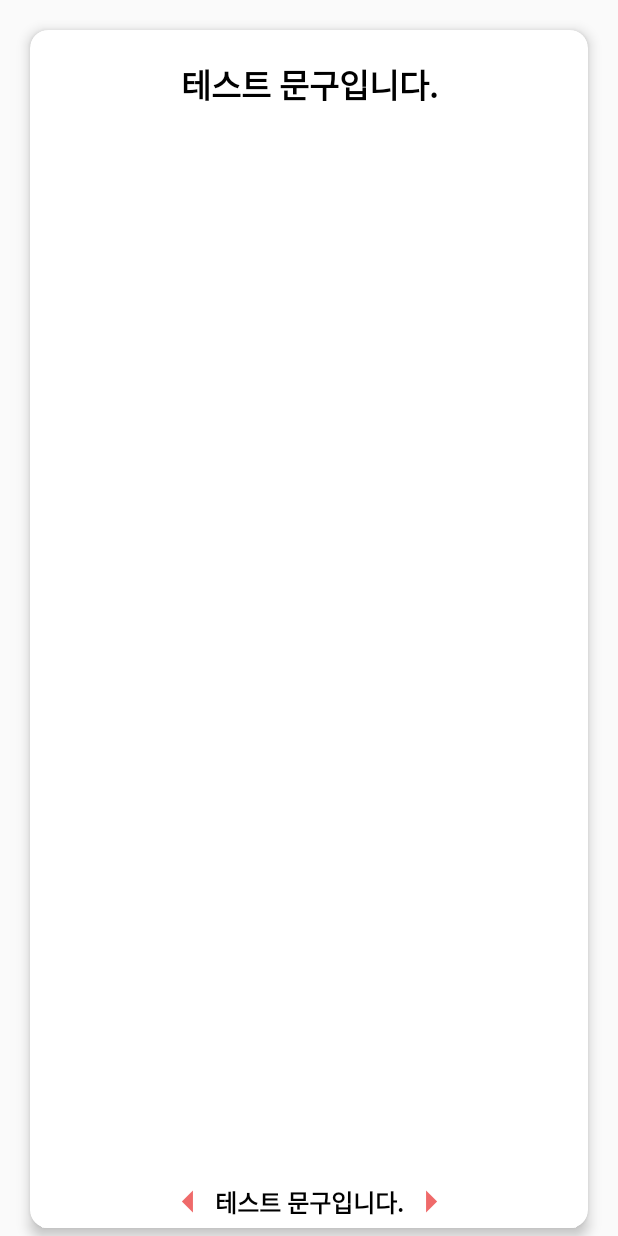
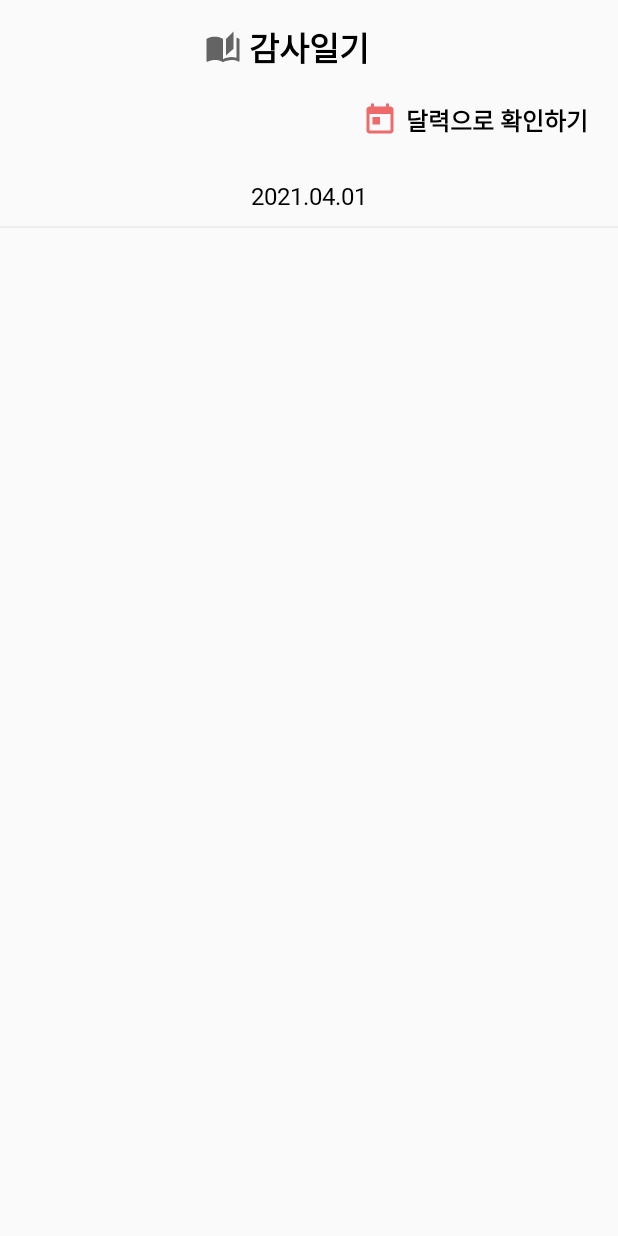
Before and after one commit to imcodding/thank_diary_android, an Android app: the layout fragment_history.xml on its own in the app's theme, with its tools: preview values and no code run, on a phone screen of 412 x 824 dp. Run offline under Robolectric (Android 15) with nearby library versions, the phone set to English and light mode, and no system bars.

Commit message:
UI 화면개발 - 히스토리(3)

```diff
--- /dev/null
+++ b/thankDiary/app/src/main/res/drawable/ic_calendar.xml
@@ -0,0 +1,9 @@
+<vector xmlns:android="http://schemas.android.com/apk/res/android"
+    android:width="24dp"
+    android:height="24dp"
+    android:viewportWidth="24"
+    android:viewportHeight="24">
+  <path
+      android:fillColor="@color/pink_dark"
+      android:pathData="M19,3h-1L18,1h-2v2L8,3L8,1L6,1v2L5,3c-1.11,0 -1.99,0.9 -1.99,2L3,19c0,1.1 0.89,2 2,2h14c1.1,0 2,-0.9 2,-2L21,5c0,-1.1 -0.9,-2 -2,-2zM19,19L5,19L5,8h14v11zM7,10h5v5L7,15z"/>
+</vector>
--- /dev/null
+++ b/thankDiary/app/src/main/res/drawable/ic_diary.xml
@@ -0,0 +1,10 @@
+<vector xmlns:android="http://schemas.android.com/apk/res/android"
+    android:width="24dp"
+    android:height="24dp"
+    android:viewportWidth="24"
+    android:viewportHeight="24"
+    android:tint="?attr/colorControlNormal">
+  <path
+      android:fillColor="@android:color/white"
+      android:pathData="M19,1l-5,5v11l5,-4.5L19,1zM1,6v14.65c0,0.25 0.25,0.5 0.5,0.5 0.1,0 0.15,-0.05 0.25,-0.05C3.1,20.45 5.05,20 6.5,20c1.95,0 4.05,0.4 5.5,1.5L12,6c-1.45,-1.1 -3.55,-1.5 -5.5,-1.5S2.45,4.9 1,6zM23,19.5L23,6c-0.6,-0.45 -1.25,-0.75 -2,-1v13.5c-1.1,-0.35 -2.3,-0.5 -3.5,-0.5 -1.7,0 -4.15,0.65 -5.5,1.5v2c1.35,-0.85 3.8,-1.5 5.5,-1.5 1.65,0 3.35,0.3 4.75,1.05 0.1,0.05 0.15,0.05 0.25,0.05 0.25,0 0.5,-0.25 0.5,-0.5v-1.1z"/>
+</vector>
--- a/thankDiary/app/src/main/res/layout/fragment_history.xml
+++ b/thankDiary/app/src/main/res/layout/fragment_history.xml
@@ -1,69 +1,69 @@
 <?xml version="1.0" encoding="utf-8"?>
-<FrameLayout xmlns:android="http://schemas.android.com/apk/res/android"
-    xmlns:app="http://schemas.android.com/apk/res-auto"
+<androidx.constraintlayout.widget.ConstraintLayout xmlns:android="http://schemas.android.com/apk/res/android"
     xmlns:tools="http://schemas.android.com/tools"
     android:layout_width="match_parent"
     android:layout_height="match_parent"
+    xmlns:app="http://schemas.android.com/apk/res-auto"
     tools:context=".src.main.history.HistoryFragment">
 
-    <androidx.cardview.widget.CardView
-        android:layout_width="match_parent"
-        android:layout_height="match_parent"
-        android:layout_marginHorizontal="@dimen/card_view_margin_horizontal"
-        android:layout_marginTop="@dimen/card_view_margin_top"
-        android:layout_marginBottom="@dimen/card_view_margin_bottom"
-        app:cardCornerRadius="@dimen/card_view_radius"
-        app:cardElevation="@dimen/card_view_elevation">
+    <ImageView
+        android:id="@+id/history_iv_title"
+        android:layout_width="wrap_content"
+        android:layout_height="wrap_content"
+        android:src="@drawable/ic_diary"
+        android:layout_marginEnd="5dp"
+        app:layout_constraintEnd_toStartOf="@+id/history_tv_title"
+        app:layout_constraintTop_toTopOf="@+id/history_tv_title"
+        app:layout_constraintBottom_toBottomOf="@+id/history_tv_title" />
 
-        <androidx.constraintlayout.widget.ConstraintLayout
-            android:layout_width="match_parent"
-            android:layout_height="match_parent">
+    <TextView
+        android:id="@+id/history_tv_title"
+        android:layout_width="wrap_content"
+        android:layout_height="wrap_content"
+        android:text="감사일기"
+        style="@style/Text.TitleStyle"
+        app:layout_constraintStart_toStartOf="parent"
+        android:layout_marginVertical="15dp"
+        app:layout_constraintEnd_toEndOf="parent"
+        app:layout_constraintTop_toTopOf="parent" />
+
+    <TextView
+        android:id="@+id/history_tv_calendar"
+        android:layout_width="wrap_content"
+        android:layout_height="wrap_content"
+        android:text="달력으로 확인하기"
+        style="@style/Text.ContentStyle"
+        android:layout_marginEnd="20dp"
+        app:layout_constraintEnd_toEndOf="parent"
+        app:layout_constraintTop_toTopOf="@+id/history_iv_calendar"
+        app:layout_constraintBottom_toBottomOf="@+id/history_iv_calendar" />
+
+    <ImageView
+        android:id="@+id/history_iv_calendar"
+        android:layout_width="wrap_content"
+        android:layout_height="wrap_content"
+        android:src="@drawable/ic_calendar"
+        android:layout_marginEnd="5dp"
+        android:layout_marginTop="20dp"
+        app:layout_constraintTop_toBottomOf="@+id/history_tv_title"
+        app:layout_constraintEnd_toStartOf="@+id/history_tv_calendar" />
 
     <TextView
         android:id="@+id/history_tv_date"
-                style="@style/Text.TitleStyle"
+        android:layout_width="wrap_content"
+        android:layout_height="wrap_content"
+        android:text="2021.04.01"
+        style="@style/Text.ContentStyle"
+        app:layout_constraintTop_toBottomOf="@+id/history_iv_calendar"
+        app:layout_constraintStart_toStartOf="parent"
+        app:layout_constraintEnd_toEndOf="parent"
+        android:layout_marginTop="30dp" />
+
+    <View
         android:layout_width="match_parent"
-                android:layout_height="wrap_content"
-                android:gravity="center_horizontal"
-                android:layout_margin="20dp"
-                android:text="@string/test_text"
-                app:layout_constraintTop_toTopOf="parent" />
-
-            <androidx.viewpager.widget.ViewPager
-                android:id="@+id/history_view_pager"
-                android:layout_width="0dp"
-                android:layout_height="0dp"
-                app:layout_constraintBottom_toTopOf="@+id/history_iv_left"
-                app:layout_constraintEnd_toEndOf="parent"
-                app:layout_constraintStart_toStartOf="parent"
+        android:layout_height="1dp"
+        android:background="#eeeeee"
+        android:layout_marginTop="10dp"
         app:layout_constraintTop_toBottomOf="@+id/history_tv_date" />
 
-            <TextView
-                android:id="@+id/history_tv_page"
-                style="@style/Text.ContentStyle"
-                android:layout_width="wrap_content"
-                android:layout_height="wrap_content"
-                android:text="@string/test_text"
-                app:layout_constraintBottom_toBottomOf="@+id/history_iv_left"
-                app:layout_constraintEnd_toEndOf="parent"
-                app:layout_constraintStart_toStartOf="parent"
-                app:layout_constraintTop_toTopOf="@+id/history_iv_left" />
-
-            <ImageView
-                android:id="@+id/history_iv_left"
-                android:layout_width="35dp"
-                android:layout_height="35dp"
-                android:src="@drawable/ic_arrow_left"
-                app:layout_constraintBottom_toBottomOf="parent"
-                app:layout_constraintEnd_toStartOf="@+id/history_tv_page" />
-
-            <ImageView
-                android:id="@+id/history_iv_right"
-                android:layout_width="35dp"
-                android:layout_height="35dp"
-                android:src="@drawable/ic_arrow_right"
-                app:layout_constraintBottom_toBottomOf="parent"
-                app:layout_constraintStart_toEndOf="@+id/history_tv_page" />
 </androidx.constraintlayout.widget.ConstraintLayout>
-    </androidx.cardview.widget.CardView>
-</FrameLayout>
--- /dev/null
+++ b/thankDiary/app/src/main/res/layout/item_thank.xml
@@ -0,0 +1,8 @@
+<?xml version="1.0" encoding="utf-8"?>
+<androidx.constraintlayout.widget.ConstraintLayout
+    xmlns:android="http://schemas.android.com/apk/res/android" android:layout_width="match_parent"
+    android:layout_height="match_parent">
+
+
+
+</androidx.constraintlayout.widget.ConstraintLayout>
```
Lines whose indentation alone changed are shown as unchanged.
